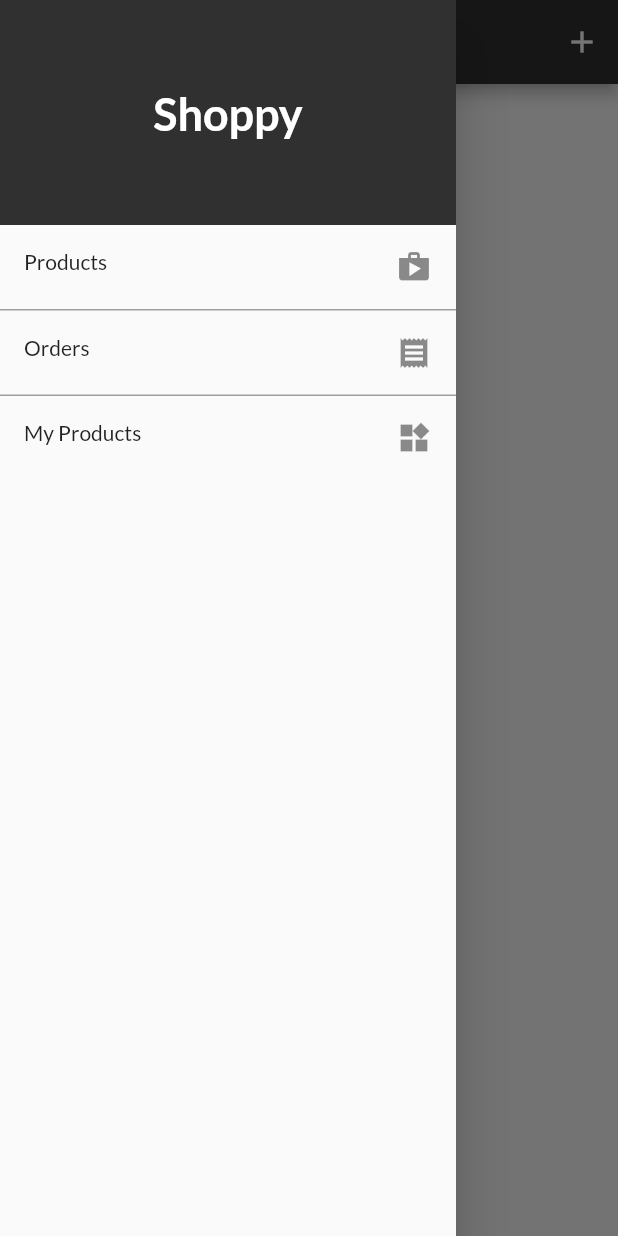
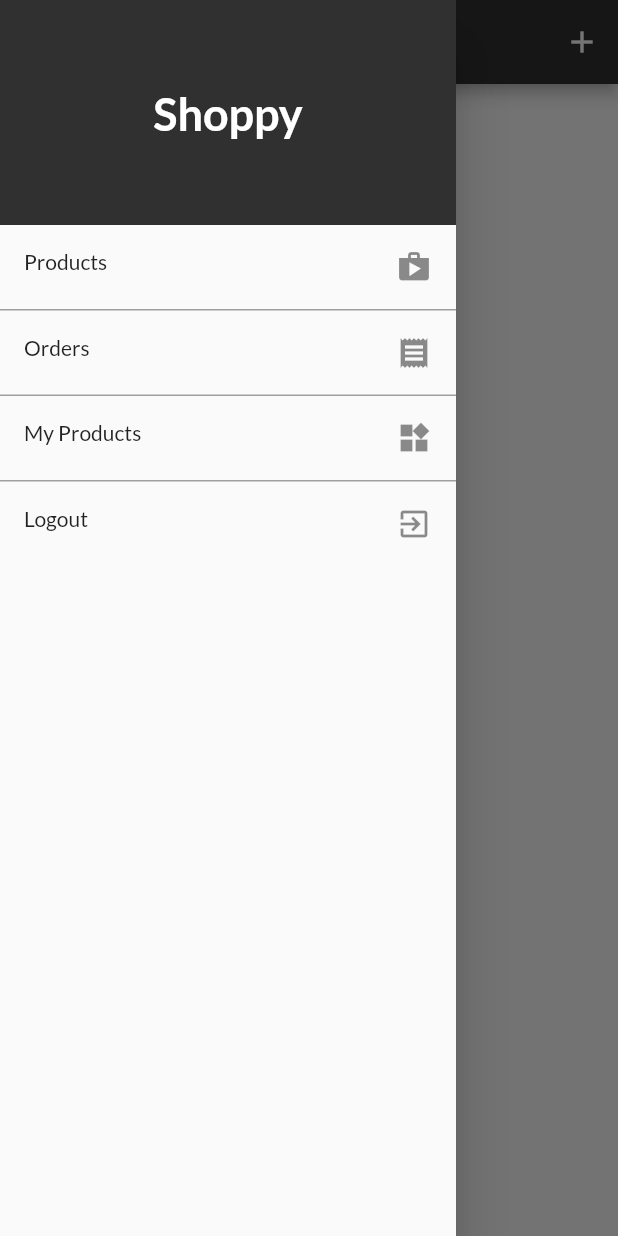
Before and after one commit to Hassanmsaid/Shoppy, a Flutter app: the UserProductsScreen screen opened by its route, with the side drawer open, on a phone screen of 412 x 824 dp. Run offline on Flutter 3.47's test engine with Material 2 defaults, Android fonts, the phone set to English and light mode, and no system bars; our stand-ins replace shared_preferences; accounts and stored records are empty; network calls fail.

Commit message:
Edited orders to be per user and added auto login and logout

```diff
--- a/lib/providers/order_provider.dart
+++ b/lib/providers/order_provider.dart
@@ -22,11 +22,16 @@ class OrderProvider with ChangeNotifier {
 
   List<Order> get orders => [..._orders];
 
-  final baseUrl = 'https://shoppy-60a.firebaseio.com/orders.json';
+  final String _token;
+  String _userId;
+
+  final baseUrl = 'https://shoppy-60a.firebaseio.com/orders';
+
+  OrderProvider(this._token, this._userId, this._orders);
 
   void createOrder(List<Cart> cartProducts, double total) async {
     final timeStamp = DateTime.now();
-    final response = await http.post('$baseUrl',
+    final response = await http.post('$baseUrl/$_userId.json?auth=$_token',
         body: json.encode({
           'amount': total,
           'date': timeStamp.toIso8601String(),
@@ -52,7 +57,7 @@ class OrderProvider with ChangeNotifier {
   }
 
   Future getOrders() async {
-    final response = await http.get(baseUrl);
+    final response = await http.get('$baseUrl/$_userId.json?auth=$_token');
     if (response.statusCode == 200) {
       List<Order> loadedOrders = [];
       final data = json.decode(response.body) as Map<String, dynamic>;
--- a/lib/screens/product_details_screen.dart
+++ b/lib/screens/product_details_screen.dart
@@ -1,5 +1,6 @@
 import 'package:flutter/material.dart';
 import 'package:provider/provider.dart';
+import 'package:shoppy/providers/auth_provider.dart';
 import 'package:shoppy/providers/product_provider.dart';
 import 'package:shoppy/providers/products_provider.dart';
 
@@ -11,6 +12,7 @@ class ProductDetailsScreen extends StatelessWidget {
     print('prod details build');
     final prodId = ModalRoute.of(context).settings.arguments as String;
     final currentProduct = Provider.of<ProductsProvider>(context).getProductById(prodId);
+    final authData = Provider.of<AuthProvider>(context);
 
     return Scaffold(
       appBar: AppBar(
@@ -22,7 +24,7 @@ class ProductDetailsScreen extends StatelessWidget {
               child:
                   currentProduct.isFavourite ? Icon(Icons.favorite) : Icon(Icons.favorite_border),
               onPressed: () {
-                currentProduct.toggleFavourite();
+                currentProduct.toggleFavourite(authData.token, authData.userId);
               });
         },
       ),
--- a/lib/screens/user_products_screen.dart
+++ b/lib/screens/user_products_screen.dart
@@ -10,13 +10,11 @@ class UserProductsScreen extends StatelessWidget {
   static const SCREEN_ID = 'user_products_screen';
 
   Future _refresh(BuildContext context) async {
-    await Provider.of<ProductsProvider>(context, listen: false).getAllProducts();
+    await Provider.of<ProductsProvider>(context, listen: false).getAllProducts(all: false);
   }
 
   @override
   Widget build(BuildContext context) {
-    final productsData = Provider.of<ProductsProvider>(context);
-
     return Scaffold(
       appBar: AppBar(
         title: const Text('My Products'),
@@ -30,14 +28,24 @@ class UserProductsScreen extends StatelessWidget {
         ],
       ),
       drawer: NavDrawer(),
-      body: RefreshIndicator(
+      body: FutureBuilder(
+        future: _refresh(context),
+        builder: (ctx, snapshot) => RefreshIndicator(
           onRefresh: () => _refresh(context),
-        child: Container(
+          child: snapshot.connectionState == ConnectionState.waiting
+              ? Center(child: CircularProgressIndicator())
+              : Container(
                   padding: EdgeInsets.symmetric(vertical: 4),
-          child: ListView.builder(
+                  child: Consumer<ProductsProvider>(
+                    builder: (ctx, productsData, _) => ListView.builder(
                       itemCount: productsData.productList.length,
                       itemBuilder: (_, i) => Column(
-              children: <Widget>[UserProductItem(productsData.productList[i]), Divider()],
+                        children: <Widget>[
+                          UserProductItem(productsData.productList[i]),
+                          Divider(),
+                        ],
+                      ),
+                    ),
                   ),
                 ),
         ),
--- a/lib/widgets/nav_drawer.dart
+++ b/lib/widgets/nav_drawer.dart
@@ -1,4 +1,6 @@
 import 'package:flutter/material.dart';
+import 'package:provider/provider.dart';
+import 'package:shoppy/providers/auth_provider.dart';
 import 'package:shoppy/screens/orders_screen.dart';
 import 'package:shoppy/screens/products_screen.dart';
 import 'package:shoppy/screens/user_products_screen.dart';
@@ -52,6 +54,19 @@ class NavDrawer extends StatelessWidget {
               Navigator.of(context).pushReplacementNamed(UserProductsScreen.SCREEN_ID);
             },
           ),
+          Container(
+            height: 1,
+            color: Colors.grey,
+          ),
+          ListTile(
+            leading: Text('Logout'),
+            trailing: Icon(Icons.exit_to_app),
+            onTap: () {
+              Navigator.of(context).pop();
+              Navigator.pushReplacementNamed(context, '/');
+              Provider.of<AuthProvider>(context, listen: false).logout();
+            },
+          ),
         ],
       ),
     );
--- a/pubspec.yaml
+++ b/pubspec.yaml
@@ -30,6 +30,7 @@ dependencies:
   cupertino_icons: ^0.1.3
   provider: ^4.1.3
   http: ^0.12.1
+  shared_preferences: ^0.5.10
 
 dev_dependencies:
   flutter_test:
```
Also changed, not shown: lib/main.dart (+13 -5 lines), lib/providers/auth_provider.dart (+57 -3 lines), lib/providers/product_provider.dart (+6 -11 lines), lib/providers/products_provider.dart (+19 -26 lines), lib/screens/auth_screen.dart (+21 -7 lines), lib/widgets/order_item.dart (+18 -3 lines), lib/widgets/product_item.dart (+5 -2 lines), pubspec.lock, 6 other files. Lines whose indentation alone changed are shown as unchanged.
